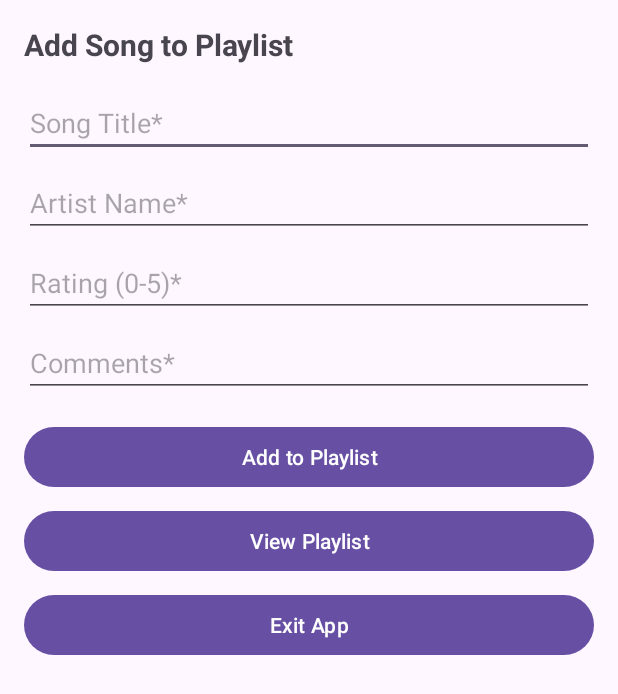
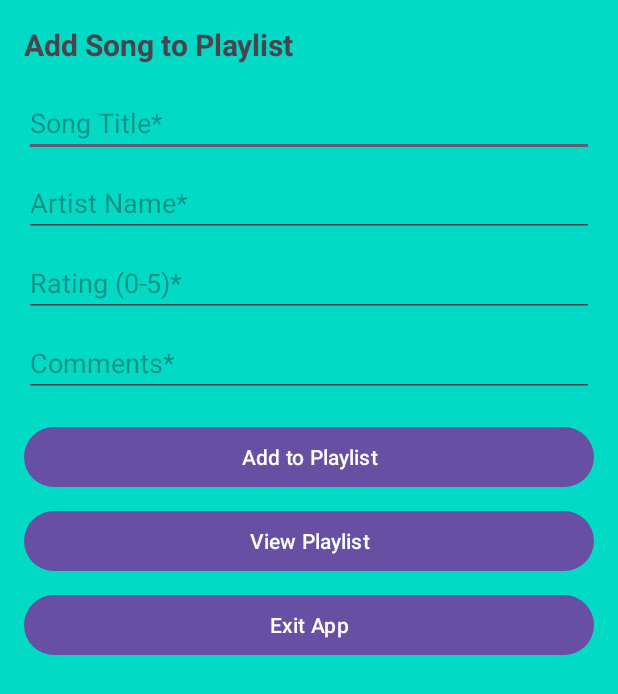
Before and after one commit to ST10467825/Practicum2025, an Android app: the screen it shows after launch (MainActivity), on a phone screen of 412 x 824 dp. Shown: the top 694 px of the screen. Run offline under Robolectric (Android 15) with nearby library versions, the phone set to English and light mode, and no system bars.

Commit message:
Made some design changes across the board

```diff
--- a/app/src/main/res/layout/activity_main.xml
+++ b/app/src/main/res/layout/activity_main.xml
@@ -5,6 +5,7 @@
     android:id="@+id/main"
     android:layout_width="match_parent"
     android:layout_height="match_parent"
+    android:background="@color/design_default_color_secondary"
     android:orientation="vertical"
     android:padding="16dp"
     tools:context=".MainActivity">
--- a/app/src/main/res/layout/activity_playlist_view.xml
+++ b/app/src/main/res/layout/activity_playlist_view.xml
@@ -5,6 +5,7 @@
     android:id="@+id/main"
     android:layout_width="match_parent"
     android:layout_height="match_parent"
+    android:background="@color/design_default_color_secondary"
     android:orientation="vertical"
     tools:context=".PlaylistView">
 
```
Also changed, not shown: app/src/main/res/drawable/pexels_padrinan_167092.jpg (added).
